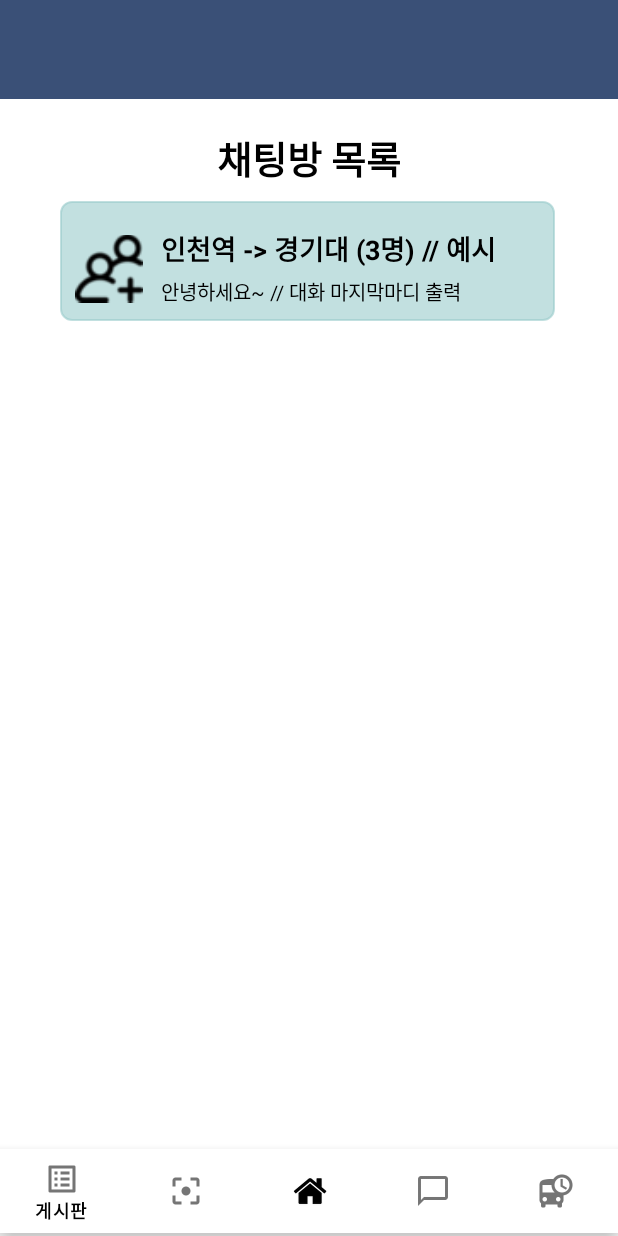
After one commit to omqxze/capston, an Android app: the layout activity_chatboard.xml on its own in the app's theme, with its tools: preview values and no code run, on a phone screen of 412 x 824 dp. The commit adds this screen. Run offline under Robolectric (Android 15) with nearby library versions, the phone set to English and light mode, and no system bars.

Commit message:
0512 수정

```diff
--- a/app/src/main/res/layout/activity_board.xml
+++ b/app/src/main/res/layout/activity_board.xml
@@ -35,7 +35,7 @@
            android:layout_height="40dp"
            android:orientation="horizontal">
 
-           <TextView
+           <EditText
                android:id="@+id/search"
                android:layout_width="280dp"
                android:layout_height="match_parent"
@@ -49,11 +49,16 @@
                android:background="#ffffff"/>
        </LinearLayout>
 
-        <LinearLayout
-            android:layout_width="match_parent"
-            android:layout_height="560dp">
-            //게시판 목록 출력하는 부분
-        </LinearLayout>
+       <ScrollView
+           android:layout_width="match_parent"
+           android:layout_height="560dp">
+           <LinearLayout
+               android:layout_width="match_parent"
+               android:layout_height="match_parent">
+               //게시판 목록 출력하는 부분
+           </LinearLayout>
+       </ScrollView>
+
         <LinearLayout
             android:layout_height ="80dp"
             android:layout_width="match_parent"
--- /dev/null
+++ b/app/src/main/res/layout/activity_chatboard.xml
@@ -0,0 +1,121 @@
+<?xml version="1.0" encoding="utf-8"?>
+<RelativeLayout xmlns:android="http://schemas.android.com/apk/res/android"
+    android:layout_width="match_parent"
+    android:layout_height="match_parent"
+    xmlns:app="http://schemas.android.com/apk/res-auto"
+    android:orientation="vertical">//게시물 작성 페이지
+
+    //상단고정
+    <LinearLayout
+        android:layout_width="match_parent"
+        android:layout_height="66dp" >
+
+        <androidx.appcompat.widget.Toolbar xmlns:android="http://schemas.android.com/apk/res/android"
+            xmlns:app="http://schemas.android.com/apk/res-auto"
+            android:id="@+id/toolbar"
+            android:layout_width="match_parent"
+            android:layout_height="67dp"
+            android:background="#3A5077"
+            android:text="메인화면"
+            android:theme="@style/ThemeOverlay.AppCompat.ActionBar"
+            app:popupTheme="@style/ThemeOverlay.AppCompat.Light">
+
+        </androidx.appcompat.widget.Toolbar>
+    </LinearLayout>
+
+    <LinearLayout
+        android:layout_marginTop="66dp"
+        android:layout_width="match_parent"
+        android:layout_height="match_parent"
+        android:orientation="vertical">
+
+        <LinearLayout
+            android:layout_marginTop="20dp"
+            android:layout_width="match_parent"
+            android:layout_height="40dp"
+            android:orientation="horizontal">
+
+            <TextView
+                android:layout_width="match_parent"
+                android:layout_height="wrap_content"
+                android:text="채팅방 목록"
+                android:textSize="25dp"
+                android:textColor="#000000"
+                android:textAlignment="center"
+                android:textStyle="bold"
+                android:typeface="sans"/>
+        </LinearLayout>
+
+        <ScrollView
+            android:layout_width="match_parent"
+            android:layout_height="640dp">
+            <LinearLayout
+                android:layout_width="match_parent"
+                android:layout_height="match_parent">
+                //채팅방 목록 출력하는 부분
+
+                <LinearLayout
+                    android:layout_width="330dp"
+                    android:layout_height="80dp"
+                    android:layout_marginLeft="40dp"
+                    android:layout_marginTop="8dp"
+                    android:background="@drawable/textview_round"
+                    android:backgroundTint="#99cc">
+
+                    <LinearLayout
+                        android:layout_width="match_parent"
+                        android:layout_height="70dp"
+                        android:layout_marginTop="10dp"
+                        android:orientation="horizontal">
+
+                        <ImageView
+                            android:layout_width="45dp"
+                            android:layout_height="match_parent"
+                            android:layout_marginLeft="10dp"
+                            android:src="@mipmap/people" />
+
+                        <LinearLayout
+                            android:layout_width="match_parent"
+                            android:layout_height="match_parent"
+                            android:orientation="vertical">
+
+                            <TextView
+                                android:layout_width="match_parent"
+                                android:layout_height="30dp"
+                                android:layout_marginLeft="12dp"
+                                android:layout_marginTop="8dp"
+                                android:text="인천역 -> 경기대 (3명) // 예시"
+                                android:textColor="#000000"
+                                android:textSize="18dp"
+                                android:textStyle="bold"/>
+
+                            <TextView
+                                android:layout_width="match_parent"
+                                android:layout_height="30dp"
+                                android:layout_marginLeft="12dp"
+                                android:layout_marginTop="2dp"
+                                android:text="안녕하세요~ // 대화 마지막마디 출력"
+                                android:textColor="#000000"
+                                android:textSize="13dp" />
+                        </LinearLayout>
+                    </LinearLayout>
+                </LinearLayout>
+            </LinearLayout>
+        </ScrollView>
+
+
+        <com.google.android.material.bottomnavigation.BottomNavigationView
+            android:id="@+id/bottomNavi"
+            android:layout_width="match_parent"
+            android:layout_height="wrap_content"
+            app:itemIconTint="#000"
+            app:itemTextColor="#000"
+            app:layout_constraintBottom_toBottomOf="parent"
+            app:layout_constraintEnd_toEndOf="parent"
+            app:layout_constraintHorizontal_bias="0.0"
+            app:layout_constraintStart_toStartOf="parent"
+            app:layout_constraintTop_toTopOf="parent"
+            app:layout_constraintVertical_bias="1.0"
+            app:menu="@menu/bottom_menu" />
+    </LinearLayout>
+</RelativeLayout>
```
Also changed, not shown: app/src/main/res/mipmap-hdpi/people.png (added).
